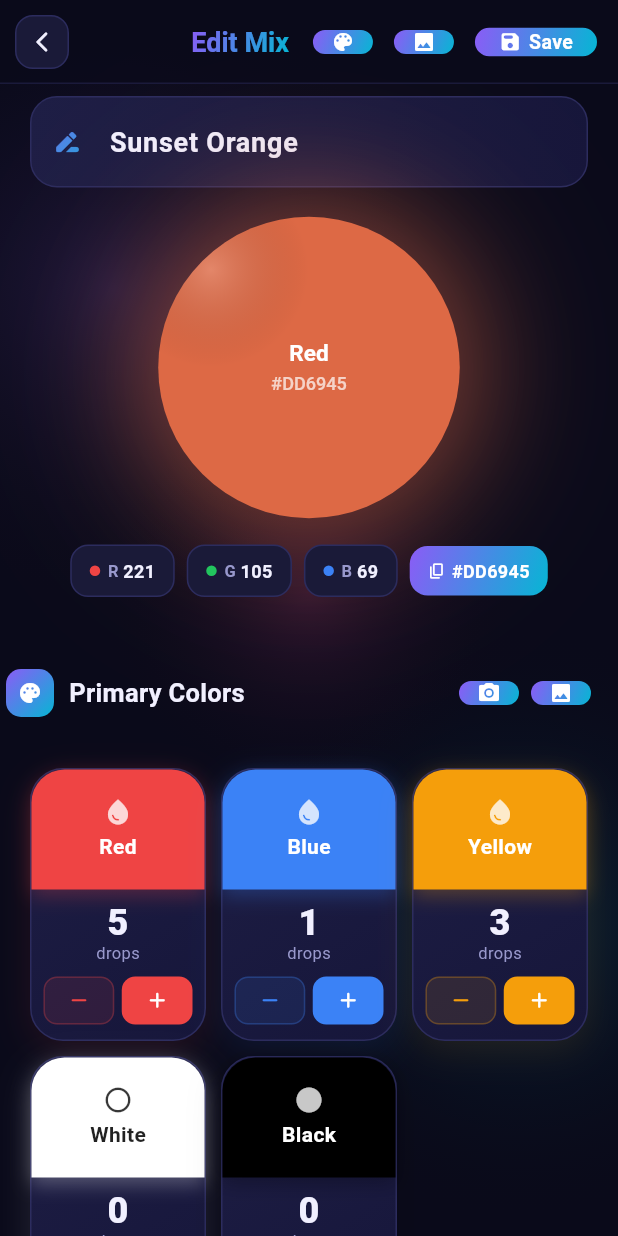
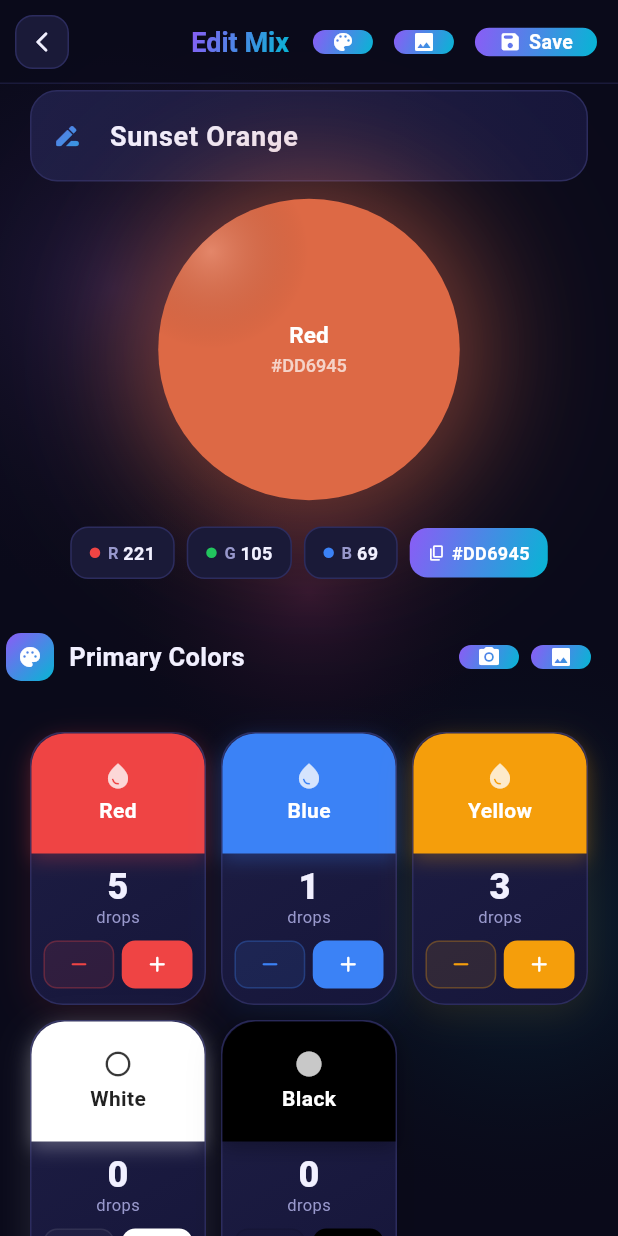
Before and after one commit to andsayem/Color-Mixer, a Flutter app: the screen it shows after launch, after a tap on the "edit" icon, on a phone screen of 412 x 824 dp. Run offline on Flutter 3.47's test engine with Material 3 defaults, Android fonts, the light colour scheme and no system bars; our stand-ins replace flutter_colorpicker, google_mobile_ads, image_picker, share_plus.

Commit message:
Update mixer_page.dart

```diff
--- a/lib/pages/mixer_page.dart
+++ b/lib/pages/mixer_page.dart
@@ -443,14 +443,14 @@ class _MixerPageState extends State<MixerPage> with TickerProviderStateMixin {
                 SliverPadding(
                   padding: const EdgeInsets.symmetric(
                     horizontal: 20,
-                      vertical: 8,
+                    vertical: 4,
                   ),
                   sliver: SliverList(
                     delegate: SliverChildListDelegate([
                       _buildNameField(),
+                      const SizedBox(height: 12),
+                      _buildColorPreview(),
                       const SizedBox(height: 20),
-                        _buildColorPreview(),
-                        const SizedBox(height: 28),
                     ]),
                   ),
                 ),
```
Lines whose indentation alone changed are shown as unchanged.
